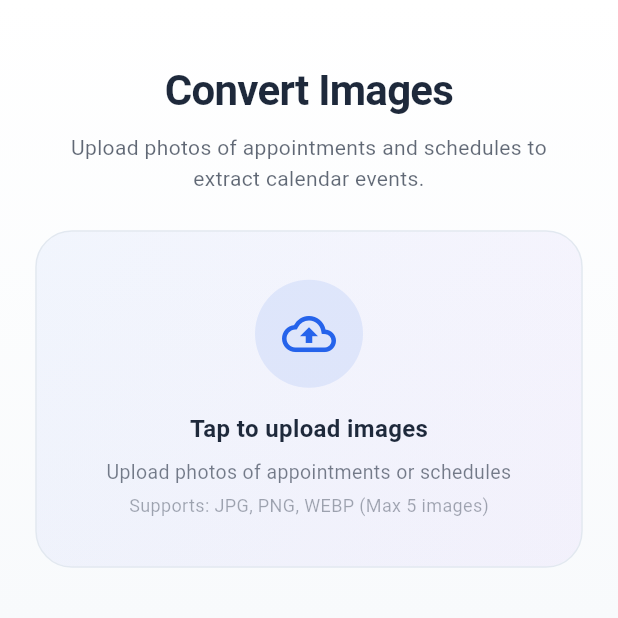
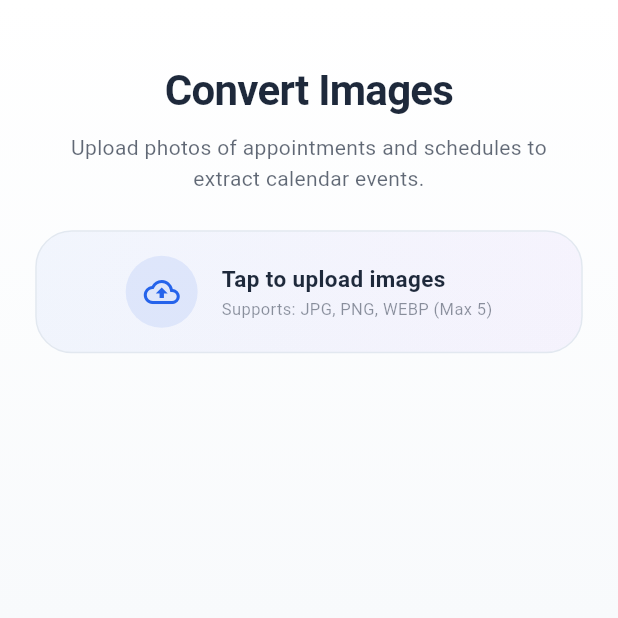
Before and after one commit to m-idriss/zadiag, a Flutter app: the ConverterPage screen opened directly, on a phone screen of 412 x 824 dp, the top half of it. Run offline on Flutter 3.47's test engine with Material 3 defaults, Android fonts, the phone set to English and light mode, and no system bars; our stand-ins replace cloud_firestore, firebase_auth, firebase_core, flutter_heatmap_calendar, flutter_svg, image_picker and 2 more; missing offline and left inert: rive_animated_icon; accounts and stored records are empty; Roboto replaces fonts that are missing (poppins); project files that could hold a hidden picture were left out.

```diff
--- a/lib/features/converter/widgets/image_upload_zone.dart
+++ b/lib/features/converter/widgets/image_upload_zone.dart
@@ -102,71 +102,74 @@ class _ImageUploadZoneState extends State<ImageUploadZone> {
               borderRadius: BorderRadius.circular(AppTheme.radiusXl),
               child: Container(
                 width: double.infinity,
-                padding: const EdgeInsets.all(AppTheme.spacingXl),
+                padding: const EdgeInsets.symmetric(
+                  horizontal: AppTheme.spacingLg,
+                  vertical: AppTheme.spacingMd,
+                ),
                 child: Column(
                   mainAxisAlignment: MainAxisAlignment.center,
                   children: [
                     if (widget.isLoading) ...[
                       SizedBox(
-                        width: 48,
-                        height: 48,
+                        width: 36,
+                        height: 36,
                         child: CircularProgressIndicator(
                           strokeWidth: 3,
                           color: colorScheme.primary,
                         ),
                       ),
-                      const SizedBox(height: AppTheme.spacingMd),
+                      const SizedBox(height: AppTheme.spacingSm),
                       Text(
                         trad(context)!.processing_images,
                         style: TextStyle(
-                          fontSize: 16,
+                          fontSize: 14,
                           fontWeight: FontWeight.w500,
                           color: colorScheme.onSurface,
                           fontFamily: AppTheme.defaultFontFamilyName,
                         ),
                       ),
                     ] else ...[
+                      Row(
+                        mainAxisAlignment: MainAxisAlignment.center,
+                        children: [
                           Container(
-                        width: 72,
-                        height: 72,
+                            width: 48,
+                            height: 48,
                             decoration: BoxDecoration(
                               color: colorScheme.primary.withValues(alpha: 0.1),
                               shape: BoxShape.circle,
                             ),
                             child: Icon(
                               Icons.cloud_upload_outlined,
-                          size: 36,
+                              size: 24,
                               color: colorScheme.primary,
                             ),
                           ),
-                      const SizedBox(height: AppTheme.spacingMd),
+                          const SizedBox(width: AppTheme.spacingMd),
+                          Column(
+                            crossAxisAlignment: CrossAxisAlignment.start,
+                            children: [
                               Text(
                                 trad(context)!.upload_images,
                                 style: TextStyle(
-                          fontSize: 16,
+                                  fontSize: 15,
                                   fontWeight: FontWeight.w600,
                                   color: colorScheme.onSurface,
                                   fontFamily: AppTheme.defaultFontFamilyName,
                                 ),
                               ),
-                      const SizedBox(height: AppTheme.spacingSm),
+                              const SizedBox(height: 2),
                               Text(
-                        trad(context)!.upload_hint,
+                                '${trad(context)!.supported_formats} (Max ${widget.maxImages})',
                                 style: TextStyle(
-                          fontSize: 13,
-                          color: colorScheme.onSurface.withValues(alpha: 0.6),
+                                  fontSize: 11,
+                                  color: colorScheme.onSurface.withValues(alpha: 0.5),
                                   fontFamily: AppTheme.defaultFontFamilyName,
                                 ),
-                        textAlign: TextAlign.center,
                               ),
-                      const SizedBox(height: AppTheme.spacingXs),
-                      Text(
-                        '${trad(context)!.supported_formats} (Max ${widget.maxImages} images)',
-                        style: TextStyle(
-                          fontSize: 12,
-                          color: colorScheme.onSurface.withValues(alpha: 0.4),
-                          fontFamily: AppTheme.defaultFontFamilyName,
+                            ],
                           ),
+                        ],
                       ),
                     ],
                   ],
@@ -178,14 +181,14 @@ class _ImageUploadZoneState extends State<ImageUploadZone> {
 
         // Image preview grid
         if (_uploadedImages.isNotEmpty) ...[
-          const SizedBox(height: AppTheme.spacingMd),
+          const SizedBox(height: AppTheme.spacingSm),
           Row(
             mainAxisAlignment: MainAxisAlignment.spaceBetween,
             children: [
               Text(
                 '${_uploadedImages.length} image${_uploadedImages.length != 1 ? 's' : ''} selected',
                 style: TextStyle(
-                  fontSize: 14,
+                  fontSize: 12,
                   fontWeight: FontWeight.w500,
                   color: colorScheme.onSurface,
                   fontFamily: AppTheme.defaultFontFamilyName,
@@ -195,23 +198,23 @@ class _ImageUploadZoneState extends State<ImageUploadZone> {
                 onPressed: _clearAllImages,
                 icon: Icon(
                   Icons.clear_all_rounded,
-                  size: 18,
+                  size: 16,
                   color: colorScheme.error,
                 ),
                 label: Text(
                   trad(context)!.clear_all,
                   style: TextStyle(
                     color: colorScheme.error,
-                    fontSize: 13,
+                    fontSize: 12,
                     fontFamily: AppTheme.defaultFontFamilyName,
                   ),
                 ),
               ),
             ],
           ),
-          const SizedBox(height: AppTheme.spacingSm),
+          const SizedBox(height: AppTheme.spacingXs),
           SizedBox(
-            height: 80,
+            height: 60,
             child: ListView.separated(
               scrollDirection: Axis.horizontal,
               itemCount: _uploadedImages.length,
@@ -232,14 +235,14 @@ class _ImageUploadZoneState extends State<ImageUploadZone> {
     return Stack(
       children: [
         Container(
-          width: 80,
-          height: 80,
+          width: 60,
+          height: 60,
           decoration: BoxDecoration(
-            borderRadius: BorderRadius.circular(AppTheme.radiusMd),
+            borderRadius: BorderRadius.circular(AppTheme.radiusSm),
             border: Border.all(color: colorScheme.outline),
           ),
           child: ClipRRect(
-            borderRadius: BorderRadius.circular(AppTheme.radiusMd - 1),
+            borderRadius: BorderRadius.circular(AppTheme.radiusSm - 1),
             child: Image.memory(
               image.bytes,
               fit: BoxFit.cover,
@@ -247,6 +250,7 @@ class _ImageUploadZoneState extends State<ImageUploadZone> {
                 color: colorScheme.surfaceContainerHigh,
                 child: Icon(
                   Icons.image_outlined,
+                  size: 20,
                   color: colorScheme.onSurface.withValues(alpha: 0.3),
                 ),
               ),
@@ -254,20 +258,20 @@ class _ImageUploadZoneState extends State<ImageUploadZone> {
           ),
         ),
         Positioned(
-          top: 4,
-          right: 4,
+          top: 2,
+          right: 2,
           child: GestureDetector(
             onTap: () => _removeImage(index),
             child: Container(
-              width: 20,
-              height: 20,
+              width: 16,
+              height: 16,
               decoration: BoxDecoration(
                 color: colorScheme.error,
                 shape: BoxShape.circle,
               ),
               child: const Icon(
                 Icons.close_rounded,
-                size: 14,
+                size: 10,
                 color: Colors.white,
               ),
             ),
```
Also changed, not shown: lib/features/converter/widgets/event_card.dart (+114 -87 lines). Lines whose indentation alone changed are shown as unchanged.
